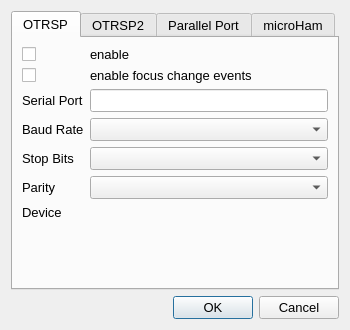
This is so2sdr/so2rdialog.ui in n4ogw/so2sdr as Qt 5 draws it before an edit. The edited form follows.
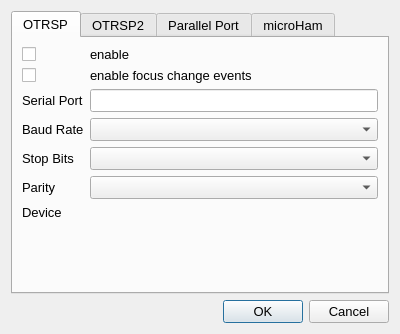
This is the edited form.

```diff
--- a/so2sdr/so2rdialog.ui
+++ b/so2sdr/so2rdialog.ui
@@ -9,8 +9,8 @@
    <rect>
     <x>0</x>
     <y>0</y>
-    <width>350</width>
-    <height>330</height>
+    <width>400</width>
+    <height>334</height>
    </rect>
   </property>
   <property name="sizePolicy">
@@ -21,7 +21,7 @@
   </property>
   <property name="minimumSize">
    <size>
-    <width>350</width>
+    <width>400</width>
     <height>330</height>
    </size>
   </property>
```
